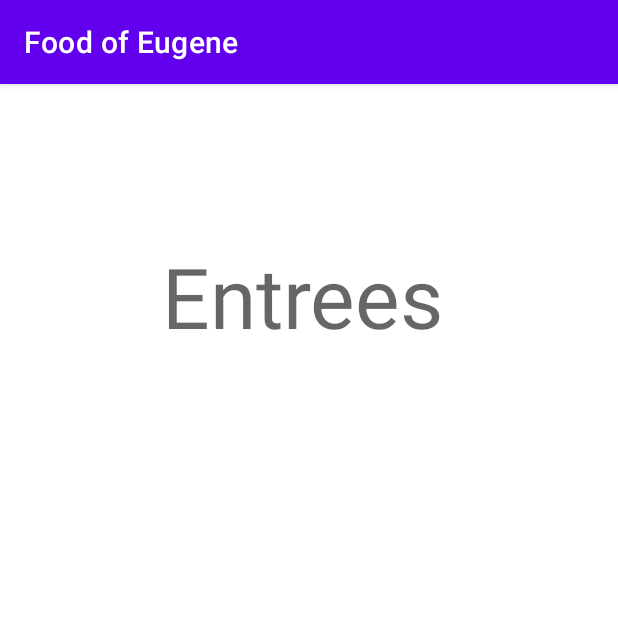
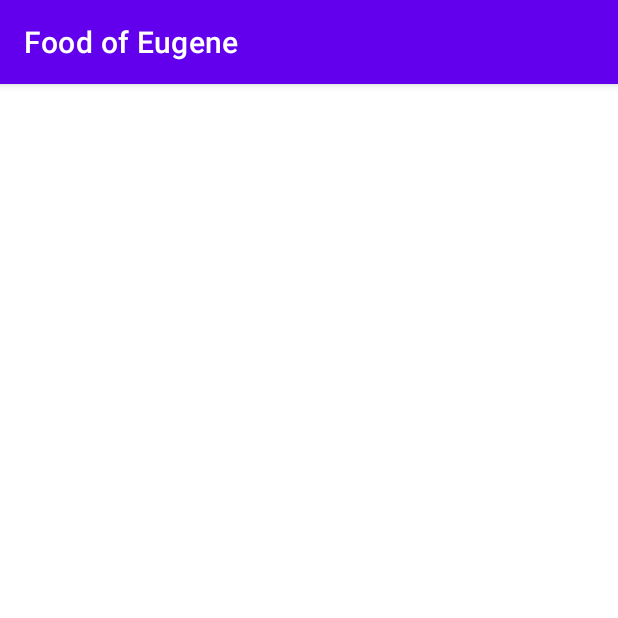
Before and after one commit to Eugeneconstant/FoodofEugene, an Android app: the category_activity screen opened directly, with no data from a screen before it, on a phone screen of 412 x 824 dp, the top half of it. Run offline under Robolectric (Android 15) with nearby library versions, the phone set to English and light mode, and no system bars.

```diff
--- a/app/src/main/res/layout/category_activity.xml
+++ b/app/src/main/res/layout/category_activity.xml
@@ -4,16 +4,4 @@
     xmlns:tools="http://schemas.android.com/tools"
     android:layout_width="match_parent"
     android:layout_height="match_parent"
-    tools:context=".category_activity">
-
-    <TextView
-        android:id="@+id/textView"
-        android:layout_width="wrap_content"
-        android:layout_height="wrap_content"
-        android:layout_marginStart="108dp"
-        android:layout_marginTop="104dp"
-        android:text="Entrees"
-        android:textAppearance="@style/TextAppearance.AppCompat.Display3"
-        app:layout_constraintStart_toStartOf="parent"
-        app:layout_constraintTop_toTopOf="parent" />
-</androidx.constraintlayout.widget.ConstraintLayout>
+    tools:context=".category_activity"/>
```
Also changed, not shown: app/src/main/java/fr/isen/eugene/foodofeugene/HomeActivity.kt (+14 -6 lines), app/src/main/java/fr/isen/eugene/foodofeugene/category_activity.kt (+18 -0 lines), app/src/main/res/layout/activity_home.xml (+0 -11 lines).
